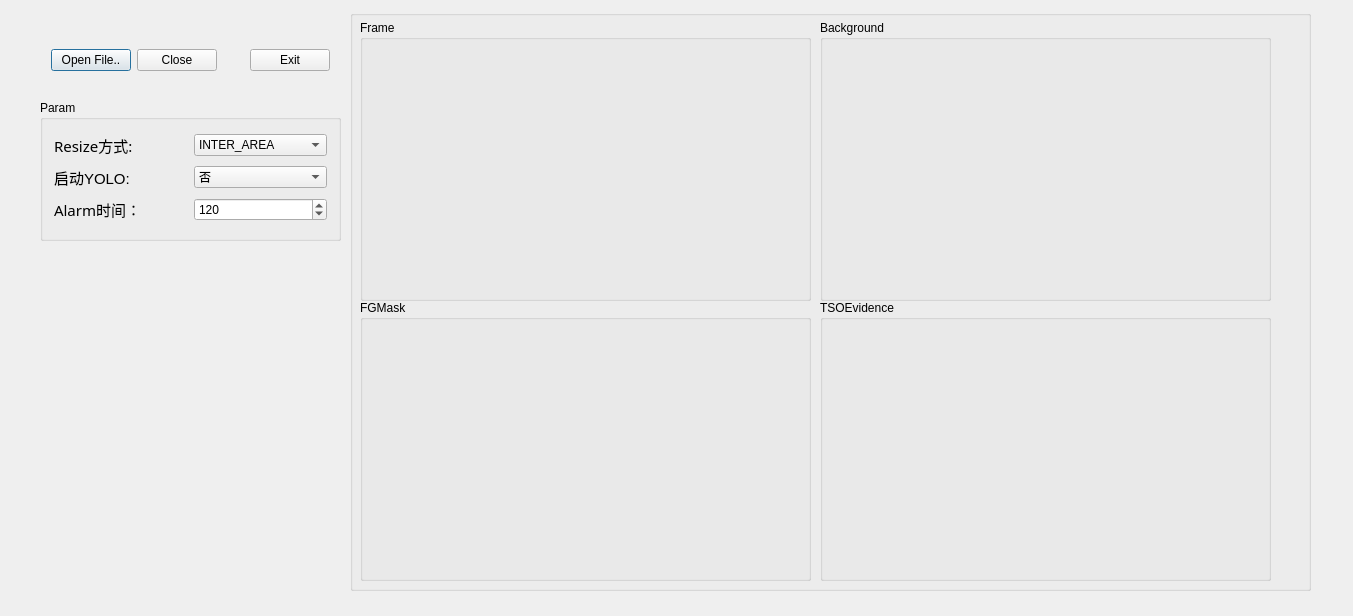
2rintf/AlgGui, file AlgGui/AlgGui.ui: the form before one commit.
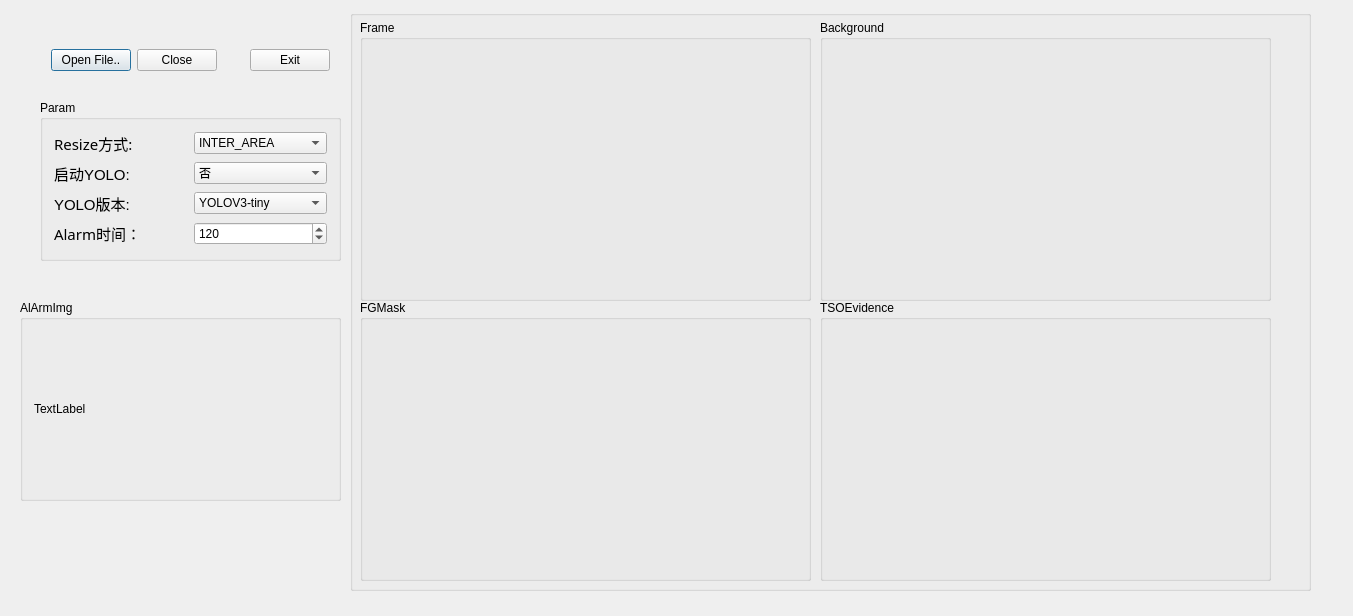
The form after the commit.

Commit message: :v: ①完成对alarmImg的处理（能写图片保存）。②完成"yolo实时识别"和"yolo仅对报警图片识别"的功能。③添加报警图片显示窗口。④添加yolo版本选择。[ps].接下来应添加一下调整yolo的阈值的功能。

```diff
--- a/AlgGui/AlgGui.ui
+++ b/AlgGui/AlgGui.ui
@@ -178,7 +178,7 @@
      <x>40</x>
      <y>100</y>
      <width>301</width>
-     <height>141</height>
+     <height>161</height>
     </rect>
    </property>
    <property name="title">
@@ -260,6 +260,36 @@
       </item>
      </layout>
     </item>
+    <item>
+     <layout class="QHBoxLayout" name="horizontalLayout_3">
+      <item>
+       <widget class="QLabel" name="label_4">
+        <property name="font">
+         <font>
+          <pointsize>11</pointsize>
+         </font>
+        </property>
+        <property name="text">
+         <string>YOLO版本:</string>
+        </property>
+       </widget>
+      </item>
+      <item>
+       <widget class="QComboBox" name="BoxOfYoloVer">
+        <item>
+         <property name="text">
+          <string>YOLOV3-tiny</string>
+         </property>
+        </item>
+        <item>
+         <property name="text">
+          <string>YOLOV3</string>
+         </property>
+        </item>
+       </widget>
+      </item>
+     </layout>
+    </item>
     <item>
      <layout class="QHBoxLayout" name="horizontalLayout_2">
       <item>
@@ -295,6 +325,28 @@
     </item>
    </layout>
   </widget>
+  <widget class="QGroupBox" name="groupBox_4">
+   <property name="geometry">
+    <rect>
+     <x>20</x>
+     <y>300</y>
+     <width>321</width>
+     <height>201</height>
+    </rect>
+   </property>
+   <property name="title">
+    <string>AlArmImg</string>
+   </property>
+   <layout class="QGridLayout" name="gridLayout_5">
+    <item row="0" column="0">
+     <widget class="QLabel" name="alarmImgLabel">
+      <property name="text">
+       <string>TextLabel</string>
+      </property>
+     </widget>
+    </item>
+   </layout>
+  </widget>
  </widget>
  <layoutdefault spacing="6" margin="11"/>
  <resources>
```
The commit also changes 26 other files.
